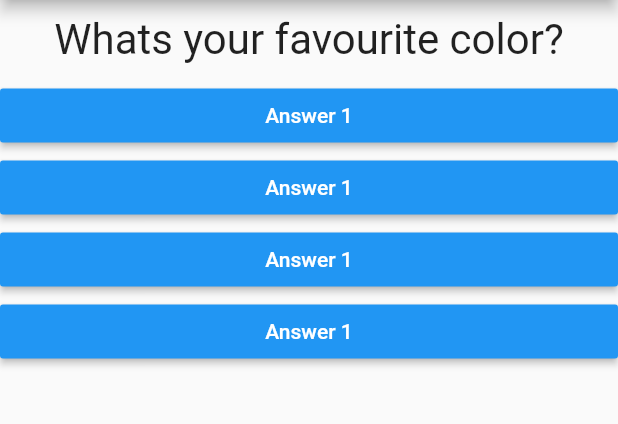
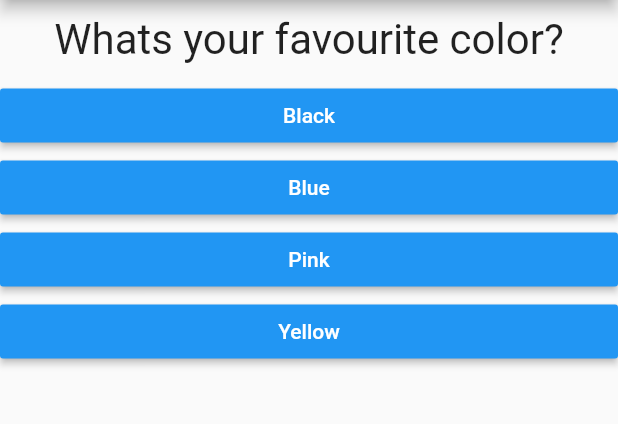
Before and after one commit to katarzynaswieczak/quiz_app, a Flutter app: the screen it shows after launch, on a phone screen of 412 x 824 dp, the part 84-508 px from its top. Run offline on Flutter 3.47's test engine with Material 2 defaults, Android fonts, the phone set to English and light mode, and no system bars.

```diff
--- a/lib/answer.dart
+++ b/lib/answer.dart
@@ -2,8 +2,9 @@ import 'package:flutter/material.dart';
 
 class Answer extends StatelessWidget {
   final Function selectHandler;
+  final String answerText;
 
-  Answer(this.selectHandler);
+  Answer(this.selectHandler, this.answerText);
 
   @override
   Widget build(BuildContext context) {
@@ -12,7 +13,7 @@ class Answer extends StatelessWidget {
       child: RaisedButton(
         color: Colors.blue,
         textColor: Colors.white,
-        child: Text('Answer 1'),
+        child: Text(answerText),
         onPressed: () => selectHandler(),
       ),
     );
--- a/lib/main.dart
+++ b/lib/main.dart
@@ -29,7 +29,7 @@ class Quiz_AppState extends State<Quiz_App> {
       {
         'questionText': 'What\s your favourite color?',
         'answers': ['Black', 'Blue', 'Pink', 'Yellow'],
-      },
+      }, //map
       {
         'questionText': 'What\s your favourite animal?',
         'answers': ['Elephant', 'Cat', 'Rabbit', 'Dog'],
@@ -48,13 +48,16 @@ class Quiz_AppState extends State<Quiz_App> {
         body: Column(
           children: [
             Question(
-              questions[questionIndex]['questionText'],
+              questions[questionIndex]['questionText'] as String,
+              //on all the questions, I'm accessing the question with index(0,1,2..)
+              //and then for the chosen question map, I access the value with the key questionText
             ),
-            Answer(answerQuestion),
-            Answer(answerQuestion),
-            Answer(answerQuestion),
-            Answer(answerQuestion),
-          ],
+            ...(questions[questionIndex]['answers'] as List<String>)
+                .map((answer) {
+              return Answer(answerQuestion, answer);
+              //transform every answer into an answer widget ...
+            }).toList() //I make sure that this is a list and then I take these generated answer widgets ...
+          ], // and I add it to this list
         ),
       ),
     );
```
